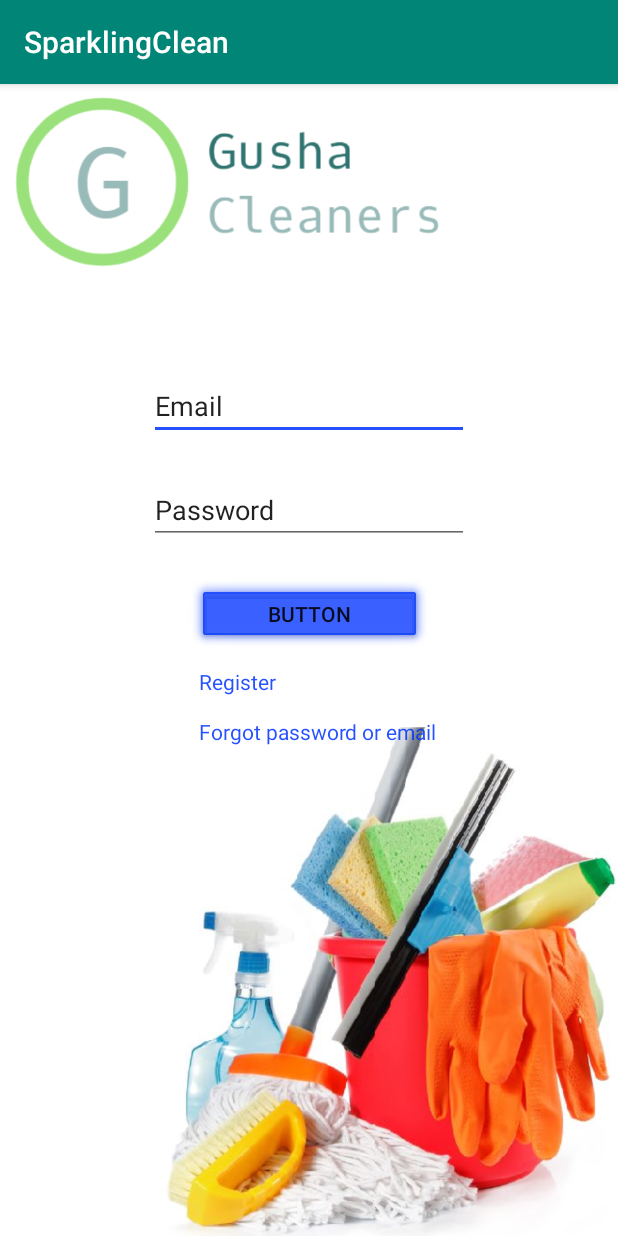
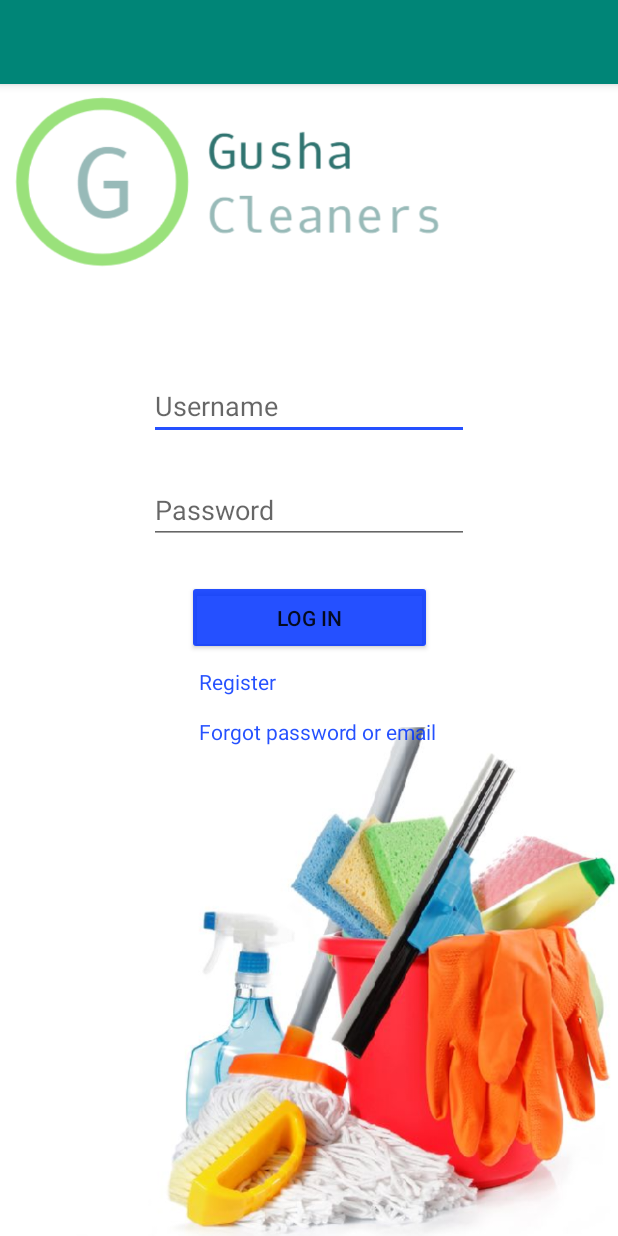
Before and after one commit to ltdeivis/SparklingClean, an Android app: the screen it shows after launch (LoginActivity), on a phone screen of 412 x 824 dp. Run offline under Robolectric (Android 15) with nearby library versions, the phone set to English and light mode, and no system bars.

Commit message:
First login screen added, new strings added for further comprehension, ignore the warnings they're dumb

```diff
--- a/app/src/main/res/layout/activity_login.xml
+++ b/app/src/main/res/layout/activity_login.xml
@@ -16,8 +16,8 @@
         android:layout_marginEnd="8dp"
         android:autofillHints=""
         android:ems="10"
+        android:hint="@string/usernameHint"
         android:inputType="textPersonName"
-        android:text="@string/email_txt"
         app:layout_constraintEnd_toEndOf="parent"
         app:layout_constraintStart_toStartOf="parent"
         app:layout_constraintTop_toTopOf="parent" />
@@ -28,8 +28,8 @@
         android:layout_height="wrap_content"
         android:layout_marginTop="24dp"
         android:ems="10"
+        android:hint="@string/passwordHint"
         android:inputType="textPersonName"
-        android:text="Password"
         app:layout_constraintEnd_toEndOf="@+id/editText3"
         app:layout_constraintStart_toStartOf="@+id/editText3"
         app:layout_constraintTop_toBottomOf="@+id/editText3" />
@@ -39,9 +39,8 @@
         android:layout_width="163dp"
         android:layout_height="50dp"
         android:layout_marginTop="24dp"
-        android:background="@android:drawable/alert_dark_frame"
         android:backgroundTint="@color/colorAccent"
-        android:text="Button"
+        android:text="Log in"
         app:layout_constraintEnd_toEndOf="@+id/editText4"
         app:layout_constraintStart_toStartOf="@+id/editText4"
         app:layout_constraintTop_toBottomOf="@+id/editText4" />
--- a/app/src/main/res/values/strings.xml
+++ b/app/src/main/res/values/strings.xml
@@ -1,4 +1,8 @@
 <resources>
-    <string name="app_name">SparklingClean</string>
-    <string name="email_txt">Email</string>
+    <string name="appName">SparklingClean</string>
+    <string name="emailTxt">Email</string>
+    <string name="usernameHint">Username</string>
+    <string name="passwordHint">Password</string>
+    <string name="returnBtn">Return</string>
+    <string name="nextBtn">Next</string>
 </resources>
```
